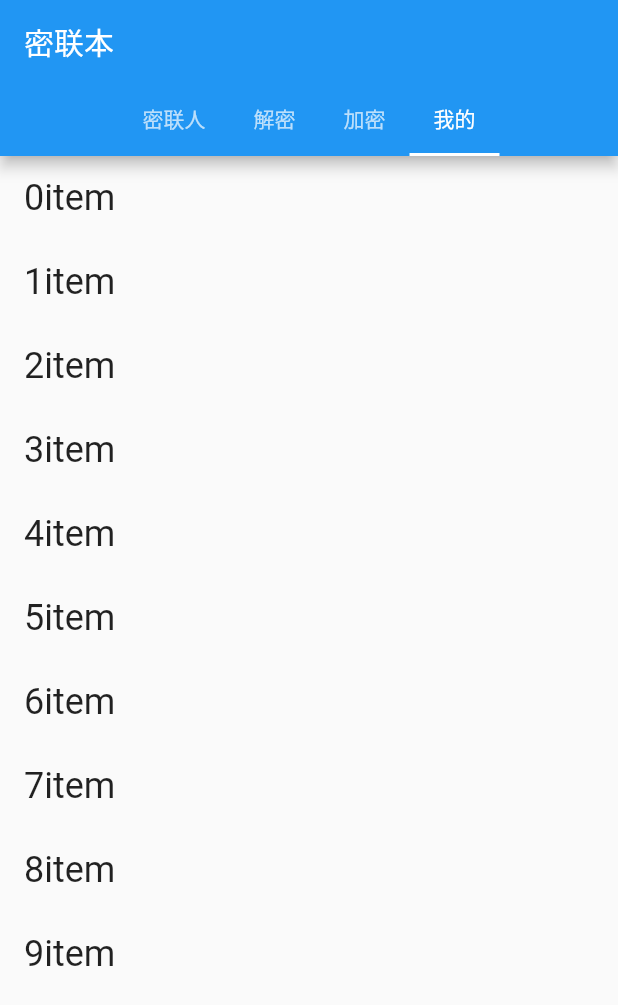
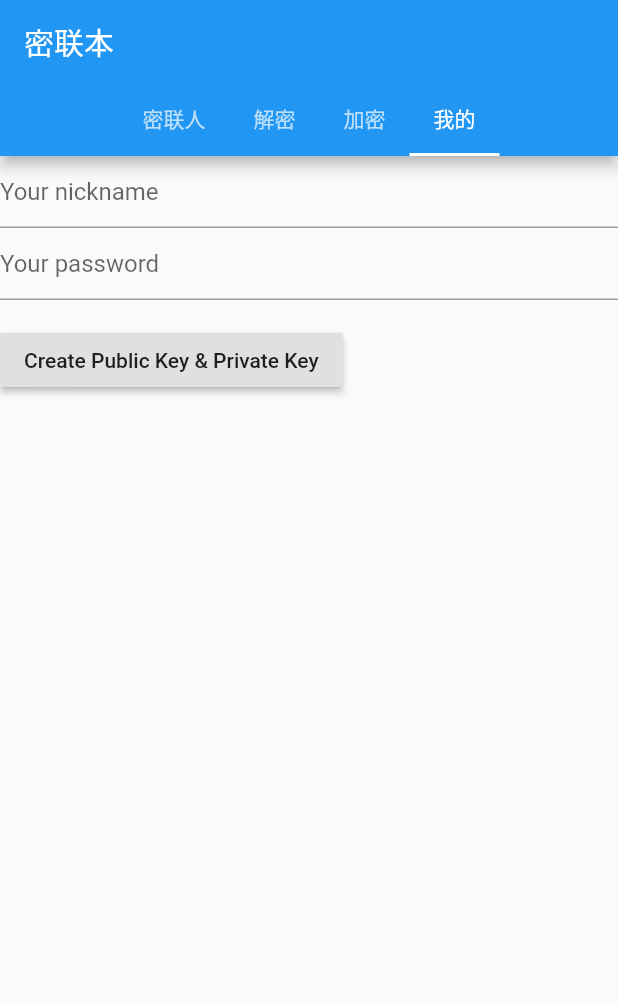
Before and after one commit to Frederic-Zhou/ciphermonkey, a Flutter app: the screen it shows after launch, tab 4 chosen, on a phone screen of 412 x 824 dp. Shown: the top 1005 px of the screen. Run offline on Flutter 3.47's test engine with Material 2 defaults, Android fonts, the phone set to English and light mode, and no system bars; our stand-ins replace sqflite; accounts and stored records are empty.

Commit message:
个人信息页面

```diff
--- a/lib/myHomePage.dart
+++ b/lib/myHomePage.dart
@@ -3,8 +3,6 @@ import 'tabviews/contactView.dart';
 import 'tabviews/decryptView.dart';
 import 'tabviews/encryptView.dart';
 import 'tabviews/mindView.dart';
-import 'model.dart';
-import 'dart:io';
 
 class MyHomePage extends StatefulWidget {
   MyHomePage({Key key, this.title}) : super(key: key);
@@ -16,6 +14,13 @@ class MyHomePage extends StatefulWidget {
 }
 
 class _MyHomePageState extends State<MyHomePage> {
+  @override
+  void initState() {
+    super.initState();
+
+    setState(() {});
+  }
+
   @override
   Widget build(BuildContext context) {
     return DefaultTabController(
--- a/lib/tabviews/mindView.dart
+++ b/lib/tabviews/mindView.dart
@@ -10,23 +10,59 @@ class MindView extends StatefulWidget {
 }
 
 class _MindViewState extends State<MindView> {
+  final _formKey = GlobalKey<FormState>();
+
+  @override
+  void initState() {
+    super.initState();
+
+    //setState(() {});
+  }
+
   @override
   Widget build(BuildContext context) {
-    return ListView.builder(
-      // Let the ListView know how many items it needs to build.
-      itemCount: 10,
-      // Provide a builder function. This is where the magic happens.
-      // Convert each item into a widget based on the type of item it is.
-      itemBuilder: (context, index) {
-        final item = index.toString() + "item";
-
-        return ListTile(
-          title: Text(
-            item,
-            style: Theme.of(context).textTheme.headline,
+    return Form(
+      key: _formKey,
+      child: Column(
+        crossAxisAlignment: CrossAxisAlignment.start,
+        children: <Widget>[
+          TextFormField(
+            decoration: const InputDecoration(
+              hintText: 'Your nickname',
+            ),
+            validator: (value) {
+              if (value.isEmpty) {
+                return 'Please enter your nickname.';
+              }
+              return null;
+            },
           ),
-        );
-      },
+          TextFormField(
+            decoration: const InputDecoration(
+              hintText: 'Your password',
+            ),
+            validator: (value) {
+              if (value.isEmpty) {
+                return 'Please enter password to encrypt privatekey';
+              }
+              return null;
+            },
+          ),
+          Padding(
+            padding: const EdgeInsets.symmetric(vertical: 16.0),
+            child: RaisedButton(
+              onPressed: () {
+                // Validate will return true if the form is valid, or false if
+                // the form is invalid.
+                if (_formKey.currentState.validate()) {
+                  // Process data.
+                }
+              },
+              child: Text('Create Public Key & Private Key'),
+            ),
+          ),
+        ],
+      ),
     );
   }
 }
```
Also changed, not shown: lib/tabviews/contactView.dart (+7 -0 lines), lib/tabviews/decryptView.dart (+7 -0 lines), lib/tabviews/encryptView.dart (+7 -0 lines).
